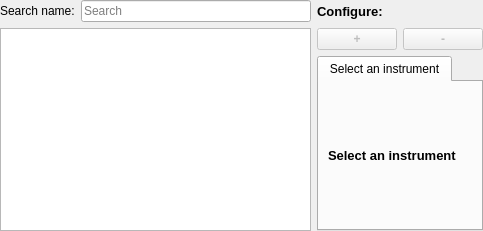
Before: the Qt Designer form CAMELS/gui/instrument_config.ui in FAU-LAP/NOMAD-CAMELS, drawn with Qt 5.
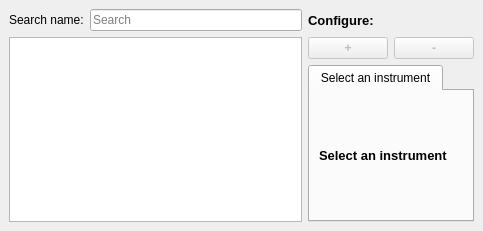
After: the same form once the commit is applied.

Diff of the .ui file:
```diff
--- a/CAMELS/gui/instrument_config.ui
+++ b/CAMELS/gui/instrument_config.ui
@@ -15,16 +15,16 @@
   </property>
   <layout class="QGridLayout" name="gridLayout">
    <property name="leftMargin">
-    <number>0</number>
+    <number>9</number>
    </property>
    <property name="topMargin">
-    <number>0</number>
+    <number>9</number>
    </property>
    <property name="rightMargin">
-    <number>0</number>
+    <number>9</number>
    </property>
    <property name="bottomMargin">
-    <number>0</number>
+    <number>9</number>
    </property>
    <item row="0" column="0">
     <widget class="QLabel" name="label">
```
